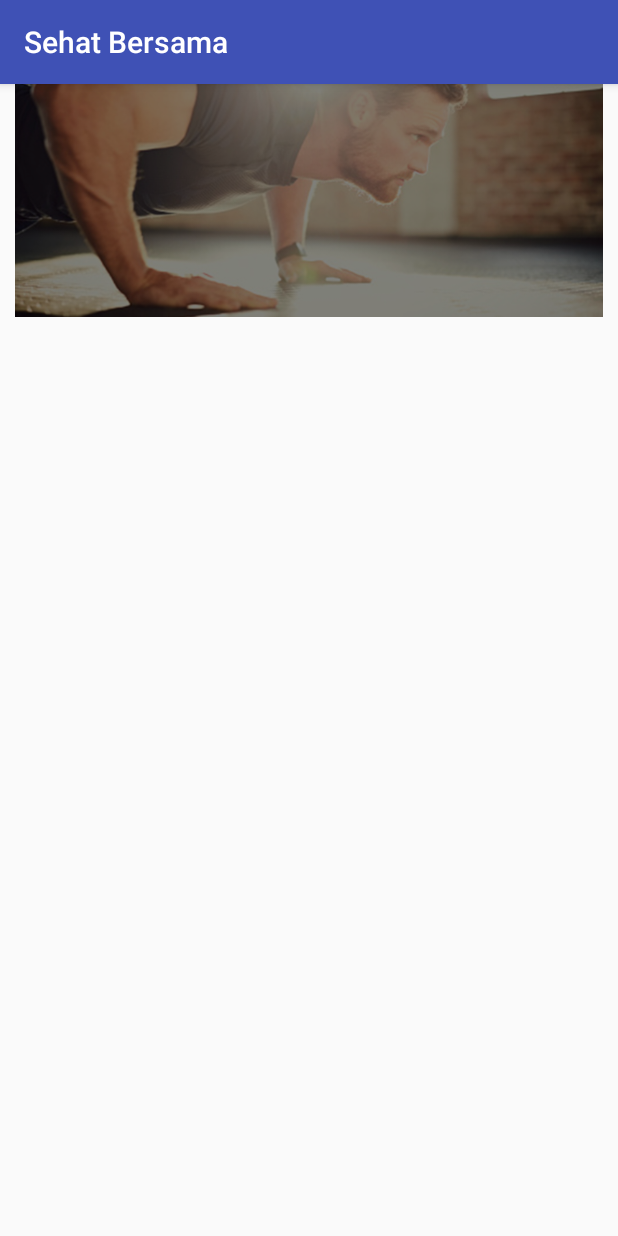
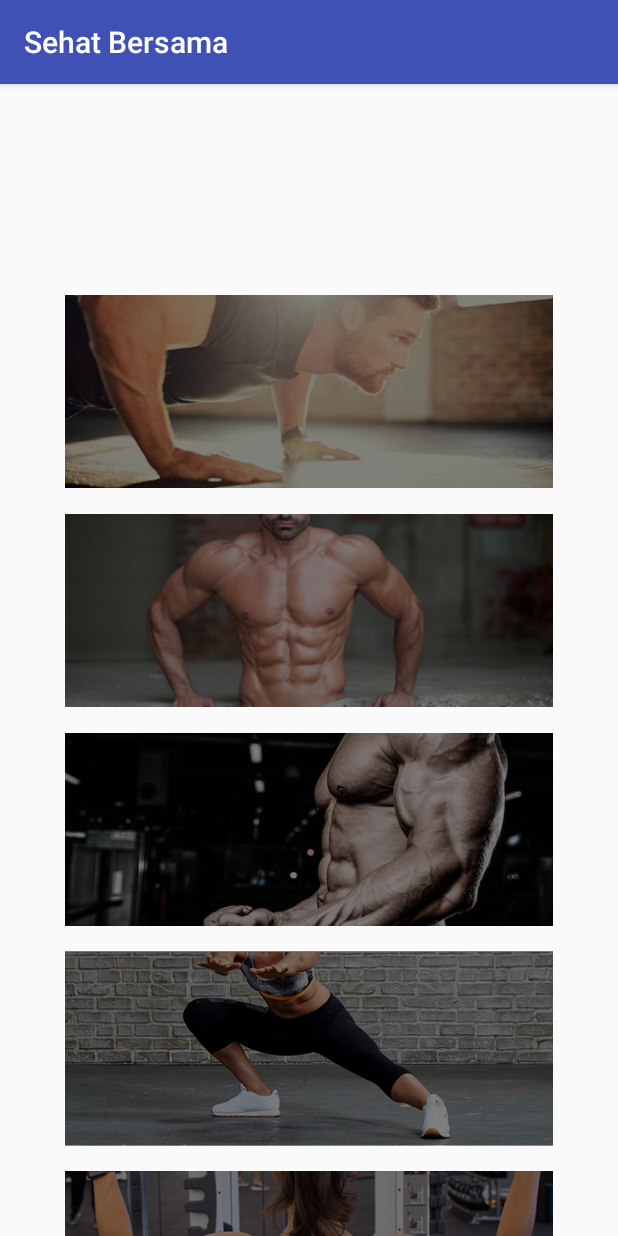
Before and after one commit to wyuuta/android-sehat-bersama, an Android app: the screen it shows after launch (MainActivity), on a phone screen of 412 x 824 dp. Run offline under Robolectric (Android 15) with nearby library versions, the phone set to English and light mode, and no system bars.

Commit message:
add first page

```diff
--- a/app/build.gradle
+++ b/app/build.gradle
@@ -27,6 +27,7 @@ dependencies {
     implementation"org.jetbrains.kotlin:kotlin-stdlib-jre7:$kotlin_version"
     implementation 'com.android.support:appcompat-v7:26.1.0'
     implementation 'com.android.support.constraint:constraint-layout:1.1.0'
+    implementation 'com.android.support:support-annotations:27.1.1'
     testImplementation 'junit:junit:4.12'
     androidTestImplementation 'com.android.support.test:runner:1.0.2'
     androidTestImplementation 'com.android.support.test.espresso:espresso-core:3.0.2'
--- a/app/src/main/res/layout/activity_main.xml
+++ b/app/src/main/res/layout/activity_main.xml
@@ -6,11 +6,79 @@
     android:layout_height="match_parent"
     tools:context="com.example.yuuta.sehatbersama.MainActivity">
 
-    <ImageView
-        android:id="@+id/imageView"
-        android:layout_width="wrap_content"
-        android:layout_height="155dp"
-        app:srcCompat="@drawable/CHEST"
-        tools:layout_editor_absoluteX="0dp"
-        tools:layout_editor_absoluteY="141dp" />
+    <ScrollView
+        android:layout_width="match_parent"
+        android:layout_height="match_parent">
+
+        <LinearLayout
+            android:layout_width="match_parent"
+            android:layout_height="wrap_content"
+            android:gravity="center"
+            android:orientation="vertical">
+        <ImageView
+            android:id="@+id/imageView"
+            android:layout_width="325dp"
+            android:layout_height="130dp"
+            android:layout_marginEnd="8dp"
+            android:layout_marginStart="8dp"
+            android:layout_marginTop="140dp"
+            app:layout_constraintEnd_toEndOf="parent"
+            app:layout_constraintStart_toStartOf="parent"
+            app:layout_constraintTop_toTopOf="parent"
+            app:srcCompat="@drawable/chest" />
+
+        <ImageView
+            android:id="@+id/imageView2"
+            android:layout_width="325dp"
+            android:layout_height="130dp"
+            android:layout_marginEnd="8dp"
+            android:layout_marginStart="8dp"
+            android:layout_marginTop="16dp"
+            app:layout_constraintEnd_toEndOf="parent"
+            app:layout_constraintStart_toStartOf="parent"
+            app:layout_constraintTop_toBottomOf="@+id/imageView"
+            app:srcCompat="@drawable/abs" />
+
+        <ImageView
+            android:id="@+id/imageView3"
+            android:layout_width="325dp"
+            android:layout_height="130dp"
+            android:layout_marginEnd="8dp"
+            android:layout_marginStart="8dp"
+            android:layout_marginTop="16dp"
+            app:layout_constraintEnd_toEndOf="parent"
+            app:layout_constraintStart_toStartOf="parent"
+            app:layout_constraintTop_toBottomOf="@+id/imageView2"
+            app:srcCompat="@drawable/arm" />
+
+        <ImageView
+            android:id="@+id/imageView4"
+            android:layout_width="325dp"
+            android:layout_height="130dp"
+            android:layout_marginEnd="8dp"
+            android:layout_marginStart="8dp"
+            android:layout_marginTop="16dp"
+            app:layout_constraintEnd_toEndOf="parent"
+            app:layout_constraintStart_toStartOf="parent"
+            app:layout_constraintTop_toBottomOf="@+id/imageView3"
+            app:srcCompat="@drawable/leg" />
+
+        <ImageView
+            android:id="@+id/imageView5"
+            android:layout_width="325dp"
+            android:layout_height="130dp"
+            android:layout_marginEnd="8dp"
+            android:layout_marginStart="8dp"
+            android:layout_marginTop="16dp"
+            app:layout_constraintEnd_toEndOf="parent"
+            app:layout_constraintStart_toStartOf="parent"
+            app:layout_constraintTop_toBottomOf="@+id/imageView4"
+            app:srcCompat="@drawable/shoulder" />
+        </LinearLayout>
+
+    </ScrollView>
+
+
+
+
 </android.support.constraint.ConstraintLayout>
```
Also changed, not shown: app/src/main/res/drawable/abs.png (renamed from app/src/main/res/drawable/ABS.png), app/src/main/res/drawable/arm.png (renamed from app/src/main/res/drawable/ARM.png), app/src/main/res/drawable/chest.png (renamed from app/src/main/res/drawable/CHEST.png), app/src/main/res/drawable/leg.png (renamed from app/src/main/res/drawable/LEG.png), app/src/main/res/drawable/shoulder.png (renamed from app/src/main/res/drawable/SHOULDER.png), 1 other file.
